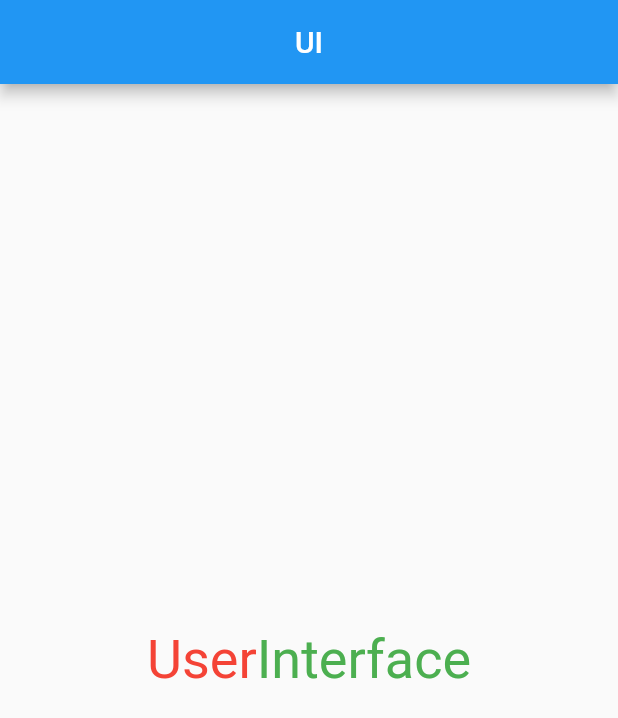
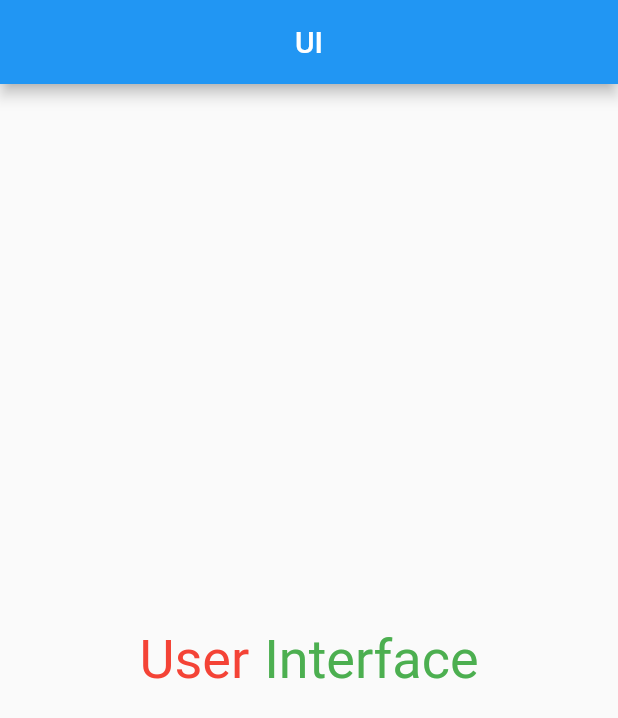
Before and after one commit to Baxtiyor87/pdpui, a Flutter app: the screen it shows after launch, on a phone screen of 412 x 824 dp. Shown: the top 718 px of the screen. Run offline on Flutter 3.47's test engine with Material 2 defaults, Android fonts, the phone set to English and light mode, and no system bars.

Commit message:
PDP UI
Signed-off-by: BMN1987 <110631069+Baxtiyor87@users.noreply.github.com>

```diff
--- a/lib/pages/home_page.dart
+++ b/lib/pages/home_page.dart
@@ -18,15 +18,17 @@ class _HomePageState extends State<HomePage> {
       body:  Center(
         child: Row(
           mainAxisAlignment: MainAxisAlignment.center,
-          children: const [
-            SizedBox(
-              child: Text(
+          children: [
+            Container(
+              padding: const EdgeInsets.all(5),
+              child: const Text(
                 'User',
                 style: TextStyle(color: Colors.red, fontSize: 36),
               ),
             ),
-            SizedBox(
-              child: Text(
+            Container(
+              padding: const EdgeInsets.all(5),
+              child: const Text(
                 'Interface',
                 style: TextStyle(color: Colors.green, fontSize: 36),
               ),
```
